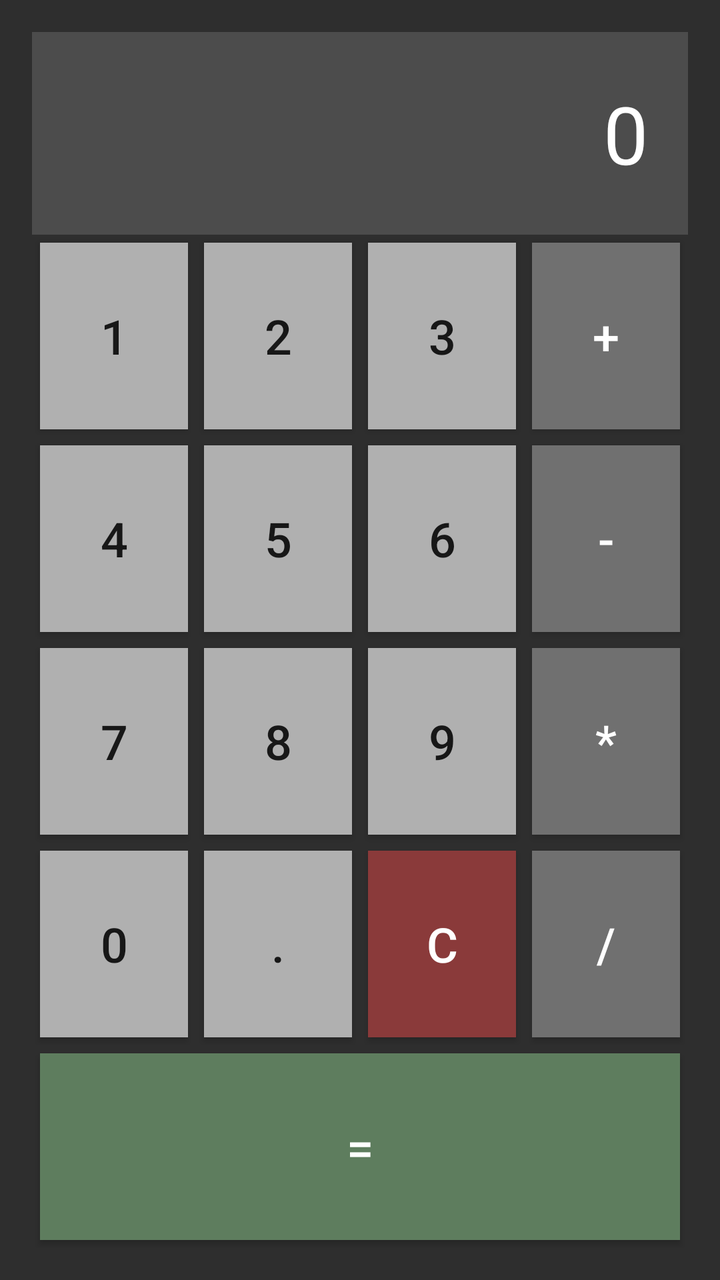
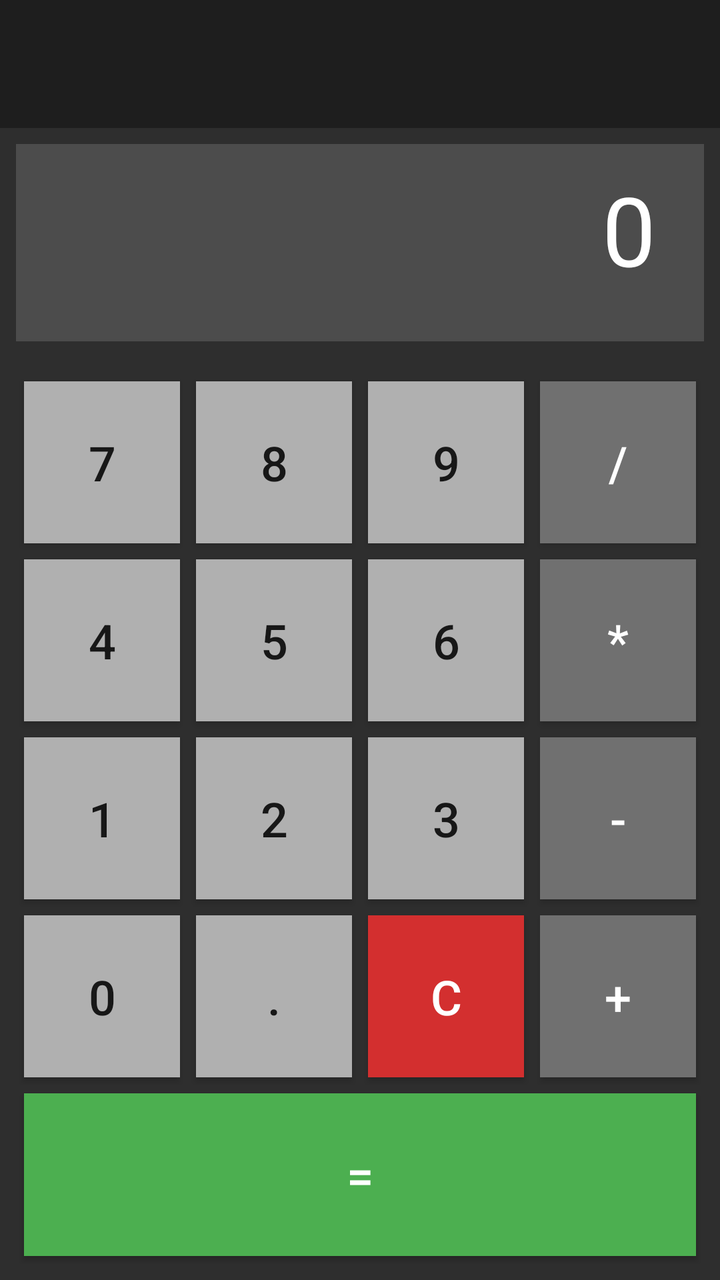

Before-and-after screenshots of an Android layout around one commit, followed by the original layout XML and the change that was made.
<!-- AndroidManifest.xml: application theme Theme.AppCompat.Light.DarkActionBar -->
<!-- res/layout/activity_calculatrice.xml -->
<?xml version="1.0" encoding="utf-8"?>
<LinearLayout xmlns:android="http://schemas.android.com/apk/res/android"
    android:layout_width="match_parent"
    android:layout_height="match_parent"
    android:orientation="vertical"
    android:background="#2E2E2E"
    android:padding="16dp">

    <EditText
        android:id="@+id/ecran"
        android:layout_width="match_parent"
        android:layout_height="0dp"
        android:layout_weight="1"
        android:text="0"
        android:textSize="40sp"
        android:textColor="#FFFFFF"
        android:background="#4C4C4C"
        android:gravity="center_vertical|end"
        android:padding="20dp"
        android:inputType="none"
        android:focusable="false"
        android:cursorVisible="false" />

    <LinearLayout
        android:layout_width="match_parent"
        android:layout_height="0dp"
        android:layout_weight="1"
        android:orientation="horizontal">

        <Button
            android:id="@+id/btn1"
            android:layout_width="0dp"
            android:layout_height="match_parent"
            android:layout_weight="1"
            android:text="1"
            android:textSize="24sp"
            android:background="#B0B0B0"
            android:layout_margin="4dp" />

        <Button
            android:id="@+id/btn2"
            android:layout_width="0dp"
            android:layout_height="match_parent"
            android:layout_weight="1"
            android:text="2"
            android:textSize="24sp"
            android:background="#B0B0B0"
            android:layout_margin="4dp" />

        <Button
            android:id="@+id/btn3"
            android:layout_width="0dp"
            android:layout_height="match_parent"
            android:layout_weight="1"
            android:text="3"
            android:textSize="24sp"
            android:background="#B0B0B0"
            android:layout_margin="4dp" />

        <Button
            android:id="@+id/btnPlus"
            android:layout_width="0dp"
            android:layout_height="match_parent"
            android:layout_weight="1"
            android:text="+"
            android:textSize="24sp"
            android:background="#707070"
            android:textColor="#FFFFFF"
            android:layout_margin="4dp" />
    </LinearLayout>

    <LinearLayout
        android:layout_width="match_parent"
        android:layout_height="0dp"
        android:layout_weight="1"
        android:orientation="horizontal">
        <Button
            android:id="@+id/btn4"
            android:layout_width="0dp"
            android:layout_height="match_parent"
            android:layout_weight="1"
            android:text="4"
            android:textSize="24sp"
            android:background="#B0B0B0"
            android:layout_margin="4dp" />

        <Button
            android:id="@+id/btn5"
            android:layout_width="0dp"
            android:layout_height="match_parent"
            android:layout_weight="1"
            android:text="5"
            android:textSize="24sp"
            android:background="#B0B0B0"
            android:layout_margin="4dp" />

        <Button
            android:id="@+id/btn6"
            android:layout_width="0dp"
            android:layout_height="match_parent"
            android:layout_weight="1"
            android:text="6"
            android:textSize="24sp"
            android:background="#B0B0B0"
            android:layout_margin="4dp" />

        <Button
            android:id="@+id/btnMinus"
            android:layout_width="0dp"
            android:layout_height="match_parent"
            android:layout_weight="1"
            android:text="-"
            android:textSize="24sp"
            android:textColor="#FFFFFF"
            android:background="#707070"
            android:layout_margin="4dp" />
    </LinearLayout>

    <LinearLayout
        android:layout_width="match_parent"
        android:layout_height="0dp"
        android:layout_weight="1"
        android:orientation="horizontal">

        <Button
            android:id="@+id/btn7"
            android:layout_width="0dp"
            android:layout_height="match_parent"
            android:layout_weight="1"
            android:text="7"
            android:textSize="24sp"
            android:background="#B0B0B0"
            android:layout_margin="4dp" />

        <Button
            android:id="@+id/btn8"
            android:layout_width="0dp"
            android:layout_height="match_parent"
            android:layout_weight="1"
            android:text="8"
            android:textSize="24sp"
            android:background="#B0B0B0"
            android:layout_margin="4dp" />

        <Button
            android:id="@+id/btn9"
            android:layout_width="0dp"
            android:layout_height="match_parent"
            android:layout_weight="1"
            android:text="9"
            android:textSize="24sp"
            android:background="#B0B0B0"
            android:layout_margin="4dp" />

        <Button
            android:id="@+id/btnMultiply"
            android:layout_width="0dp"
            android:layout_height="match_parent"
            android:layout_weight="1"
            android:text="*"
            android:textSize="24sp"
            android:textColor="#FFFFFF"
            android:background="#707070"
            android:layout_margin="4dp" />
    </LinearLayout>
    <LinearLayout
        android:layout_width="match_parent"
        android:layout_height="0dp"
        android:layout_weight="1"
        android:orientation="horizontal">
        <Button
            android:id="@+id/btn0"
            android:layout_width="0dp"
            android:layout_height="match_parent"
            android:layout_weight="1"
            android:text="0"
            android:textSize="24sp"
            android:background="#B0B0B0"
            android:layout_margin="4dp" />

        <Button
            android:id="@+id/btnPoint"
            android:layout_width="0dp"
            android:layout_height="match_parent"
            android:layout_weight="1"
            android:text="."
            android:textSize="24sp"
            android:background="#B0B0B0"
            android:layout_margin="4dp" />

        <Button
            android:id="@+id/btnClear"
            android:layout_width="0dp"
            android:layout_height="match_parent"
            android:layout_weight="1"
            android:text="C"
            android:textSize="24sp"
            android:background="#8A3A3A"
            android:textColor="#FFFFFF"
            android:layout_margin="4dp" />

        <Button
            android:id="@+id/btnDivide"
            android:layout_width="0dp"
            android:layout_height="match_parent"
            android:layout_weight="1"
            android:text="/"
            android:textSize="24sp"
            android:textColor="#FFFFFF"
            android:background="#707070"
            android:layout_margin="4dp" />
    </LinearLayout>

    <LinearLayout
        android:layout_width="match_parent"
        android:layout_height="0dp"
        android:layout_weight="1"
        android:orientation="horizontal">

        <Button
            android:id="@+id/btnEquals"
            android:layout_width="match_parent"
            android:layout_height="match_parent"
            android:text="="
            android:textSize="24sp"
            android:background="#5E7D5E"
            android:textColor="#FFFFFF"
            android:layout_margin="4dp" />
    </LinearLayout>

</LinearLayout>
<!-- resources referenced by this layout -->
<resources>

</resources>

<!-- the commit's change to res/layout/activity_calculatrice.xml (unified diff, before → after) -->
@@ -3,229 +3,260 @@
     android:layout_width="match_parent"
     android:layout_height="match_parent"
     android:orientation="vertical"
-    android:background="#2E2E2E"
-    android:padding="16dp">
-
+    android:background="#2E2E2E">
+
+    <LinearLayout
+        android:layout_width="match_parent"
+        android:layout_height="wrap_content"
+        android:background="#1E1E1E"
+        android:gravity="center_vertical"
+        android:orientation="horizontal"
+        android:padding="12dp">
+
+        <View
+            android:layout_width="40dp"
+            android:layout_height="40dp"/>
+    </LinearLayout>
+
+    
     <EditText
         android:id="@+id/ecran"
         android:layout_width="match_parent"
         android:layout_height="0dp"
-        android:layout_weight="1"
+        android:layout_weight="1.5"
         android:text="0"
-        android:textSize="40sp"
+        android:textSize="48sp"
         android:textColor="#FFFFFF"
         android:background="#4C4C4C"
         android:gravity="center_vertical|end"
-        android:padding="20dp"
+        android:padding="24dp"
         android:inputType="none"
         android:focusable="false"
-        android:cursorVisible="false" />
-
+        android:cursorVisible="false"
+        android:layout_margin="8dp"/>
+
+    
     <LinearLayout
         android:layout_width="match_parent"
         android:layout_height="0dp"
-        android:layout_weight="1"
-        android:orientation="horizontal">
-
-        <Button
-            android:id="@+id/btn1"
-            android:layout_width="0dp"
-            android:layout_height="match_parent"
-            android:layout_weight="1"
-            android:text="1"
-            android:textSize="24sp"
-            android:background="#B0B0B0"
-            android:layout_margin="4dp" />
-
-        <Button
-            android:id="@+id/btn2"
-            android:layout_width="0dp"
-            android:layout_height="match_parent"
-            android:layout_weight="1"
-            android:text="2"
-            android:textSize="24sp"
-            android:background="#B0B0B0"
-            android:layout_margin="4dp" />
-
-        <Button
-            android:id="@+id/btn3"
-            android:layout_width="0dp"
-            android:layout_height="match_parent"
-            android:layout_weight="1"
-            android:text="3"
-            android:textSize="24sp"
-            android:background="#B0B0B0"
-            android:layout_margin="4dp" />
-
-        <Button
-            android:id="@+id/btnPlus"
-            android:layout_width="0dp"
-            android:layout_height="match_parent"
-            android:layout_weight="1"
-            android:text="+"
-            android:textSize="24sp"
-            android:background="#707070"
-            android:textColor="#FFFFFF"
-            android:layout_margin="4dp" />
+        android:layout_weight="7"
+        android:orientation="vertical"
+        android:padding="8dp">
+
+        
+        <LinearLayout
+            android:layout_width="match_parent"
+            android:layout_height="0dp"
+            android:layout_weight="1"
+            android:orientation="horizontal">
+
+            <Button
+                android:id="@+id/btn7"
+                android:layout_width="0dp"
+                android:layout_height="match_parent"
+                android:layout_weight="1"
+                android:text="7"
+                android:textSize="24sp"
+                android:background="#B0B0B0"
+                android:layout_margin="4dp" />
+
+            <Button
+                android:id="@+id/btn8"
+                android:layout_width="0dp"
+                android:layout_height="match_parent"
+                android:layout_weight="1"
+                android:text="8"
+                android:textSize="24sp"
+                android:background="#B0B0B0"
+                android:layout_margin="4dp" />
+
+            <Button
+                android:id="@+id/btn9"
+                android:layout_width="0dp"
+                android:layout_height="match_parent"
+                android:layout_weight="1"
+                android:text="9"
+                android:textSize="24sp"
+                android:background="#B0B0B0"
+                android:layout_margin="4dp" />
+
+            <Button
+                android:id="@+id/btnDivide"
+                android:layout_width="0dp"
+                android:layout_height="match_parent"
+                android:layout_weight="1"
+                android:text="/"
+                android:textSize="24sp"
+                android:textColor="#FFFFFF"
+                android:background="#707070"
+                android:layout_margin="4dp" />
+        </LinearLayout>
+
+        
+        <LinearLayout
+            android:layout_width="match_parent"
+            android:layout_height="0dp"
+            android:layout_weight="1"
+            android:orientation="horizontal">
+
+            <Button
+                android:id="@+id/btn4"
+                android:layout_width="0dp"
+                android:layout_height="match_parent"
+                android:layout_weight="1"
+                android:text="4"
+                android:textSize="24sp"
+                android:background="#B0B0B0"
+                android:layout_margin="4dp" />
+
+            <Button
+                android:id="@+id/btn5"
+                android:layout_width="0dp"
+                android:layout_height="match_parent"
+                android:layout_weight="1"
+                android:text="5"
+                android:textSize="24sp"
+                android:background="#B0B0B0"
+                android:layout_margin="4dp" />
+
+            <Button
+                android:id="@+id/btn6"
+                android:layout_width="0dp"
+                android:layout_height="match_parent"
+                android:layout_weight="1"
+                android:text="6"
+                android:textSize="24sp"
+                android:background="#B0B0B0"
+                android:layout_margin="4dp" />
+
+            <Button
+                android:id="@+id/btnMultiply"
+                android:layout_width="0dp"
+                android:layout_height="match_parent"
+                android:layout_weight="1"
+                android:text="*"
+                android:textSize="24sp"
+                android:textColor="#FFFFFF"
+                android:background="#707070"
+                android:layout_margin="4dp" />
+        </LinearLayout>
+
+        
+        <LinearLayout
+            android:layout_width="match_parent"
+            android:layout_height="0dp"
+            android:layout_weight="1"
+            android:orientation="horizontal">
+
+            <Button
+                android:id="@+id/btn1"
+                android:layout_width="0dp"
+                android:layout_height="match_parent"
+                android:layout_weight="1"
+                android:text="1"
+                android:textSize="24sp"
+                android:background="#B0B0B0"
+                android:layout_margin="4dp" />
+
+            <Button
+                android:id="@+id/btn2"
+                android:layout_width="0dp"
+                android:layout_height="match_parent"
+                android:layout_weight="1"
+                android:text="2"
+                android:textSize="24sp"
+                android:background="#B0B0B0"
+                android:layout_margin="4dp" />
+
+            <Button
+                android:id="@+id/btn3"
+                android:layout_width="0dp"
+                android:layout_height="match_parent"
+                android:layout_weight="1"
+                android:text="3"
+                android:textSize="24sp"
+                android:background="#B0B0B0"
+                android:layout_margin="4dp" />
+
+            <Button
+                android:id="@+id/btnMinus"
+                android:layout_width="0dp"
+                android:layout_height="match_parent"
+                android:layout_weight="1"
+                android:text="-"
+                android:textSize="24sp"
+                android:textColor="#FFFFFF"
+                android:background="#707070"
+                android:layout_margin="4dp" />
+        </LinearLayout>
+
+        
+        <LinearLayout
+            android:layout_width="match_parent"
+            android:layout_height="0dp"
+            android:layout_weight="1"
+            android:orientation="horizontal">
+
+            <Button
+                android:id="@+id/btn0"
+                android:layout_width="0dp"
+                android:layout_height="match_parent"
+                android:layout_weight="1"
+                android:text="0"
+                android:textSize="24sp"
+                android:background="#B0B0B0"
+                android:layout_margin="4dp" />
+
+            <Button
+                android:id="@+id/btnPoint"
+                android:layout_width="0dp"
+                android:layout_height="match_parent"
+                android:layout_weight="1"
+                android:text="."
+                android:textSize="24sp"
+                android:background="#B0B0B0"
+                android:layout_margin="4dp" />
+
+            <Button
+                android:id="@+id/btnClear"
+                android:layout_width="0dp"
+                android:layout_height="match_parent"
+                android:layout_weight="1"
+                android:text="C"
+                android:textSize="24sp"
+                android:background="#D32F2F"
+                android:textColor="#FFFFFF"
+                android:layout_margin="4dp" />
+
+            <Button
+                android:id="@+id/btnPlus"
+                android:layout_width="0dp"
+                android:layout_height="match_parent"
+                android:layout_weight="1"
+                android:text="+"
+                android:textSize="24sp"
+                android:background="#707070"
+                android:textColor="#FFFFFF"
+                android:layout_margin="4dp" />
+        </LinearLayout>
+
+        
+        <LinearLayout
+            android:layout_width="match_parent"
+            android:layout_height="0dp"
+            android:layout_weight="1"
+            android:orientation="horizontal">
+
+            <Button
+                android:id="@+id/btnEquals"
+                android:layout_width="match_parent"
+                android:layout_height="match_parent"
+                android:text="="
+                android:textSize="24sp"
+                android:background="#4CAF50"
+                android:textColor="#FFFFFF"
+                android:layout_margin="4dp" />
+        </LinearLayout>
     </LinearLayout>
 
-    <LinearLayout
-        android:layout_width="match_parent"
-        android:layout_height="0dp"
-        android:layout_weight="1"
-        android:orientation="horizontal">
-        <Button
-            android:id="@+id/btn4"
-            android:layout_width="0dp"
-            android:layout_height="match_parent"
-            android:layout_weight="1"
-            android:text="4"
-            android:textSize="24sp"
-            android:background="#B0B0B0"
-            android:layout_margin="4dp" />
-
-        <Button
-            android:id="@+id/btn5"
-            android:layout_width="0dp"
-            android:layout_height="match_parent"
-            android:layout_weight="1"
-            android:text="5"
-            android:textSize="24sp"
-            android:background="#B0B0B0"
-            android:layout_margin="4dp" />
-
-        <Button
-            android:id="@+id/btn6"
-            android:layout_width="0dp"
-            android:layout_height="match_parent"
-            android:layout_weight="1"
-            android:text="6"
-            android:textSize="24sp"
-            android:background="#B0B0B0"
-            android:layout_margin="4dp" />
-
-        <Button
-            android:id="@+id/btnMinus"
-            android:layout_width="0dp"
-            android:layout_height="match_parent"
-            android:layout_weight="1"
-            android:text="-"
-            android:textSize="24sp"
-            android:textColor="#FFFFFF"
-            android:background="#707070"
-            android:layout_margin="4dp" />
-    </LinearLayout>
-
-    <LinearLayout
-        android:layout_width="match_parent"
-        android:layout_height="0dp"
-        android:layout_weight="1"
-        android:orientation="horizontal">
-
-        <Button
-            android:id="@+id/btn7"
-            android:layout_width="0dp"
-            android:layout_height="match_parent"
-            android:layout_weight="1"
-            android:text="7"
-            android:textSize="24sp"
-            android:background="#B0B0B0"
-            android:layout_margin="4dp" />
-
-        <Button
-            android:id="@+id/btn8"
-            android:layout_width="0dp"
-            android:layout_height="match_parent"
-            android:layout_weight="1"
-            android:text="8"
-            android:textSize="24sp"
-            android:background="#B0B0B0"
-            android:layout_margin="4dp" />
-
-        <Button
-            android:id="@+id/btn9"
-            android:layout_width="0dp"
-            android:layout_height="match_parent"
-            android:layout_weight="1"
-            android:text="9"
-            android:textSize="24sp"
-            android:background="#B0B0B0"
-            android:layout_margin="4dp" />
-
-        <Button
-            android:id="@+id/btnMultiply"
-            android:layout_width="0dp"
-            android:layout_height="match_parent"
-            android:layout_weight="1"
-            android:text="*"
-            android:textSize="24sp"
-            android:textColor="#FFFFFF"
-            android:background="#707070"
-            android:layout_margin="4dp" />
-    </LinearLayout>
-    <LinearLayout
-        android:layout_width="match_parent"
-        android:layout_height="0dp"
-        android:layout_weight="1"
-        android:orientation="horizontal">
-        <Button
-            android:id="@+id/btn0"
-            android:layout_width="0dp"
-            android:layout_height="match_parent"
-            android:layout_weight="1"
-            android:text="0"
-            android:textSize="24sp"
-            android:background="#B0B0B0"
-            android:layout_margin="4dp" />
-
-        <Button
-            android:id="@+id/btnPoint"
-            android:layout_width="0dp"
-            android:layout_height="match_parent"
-            android:layout_weight="1"
-            android:text="."
-            android:textSize="24sp"
-            android:background="#B0B0B0"
-            android:layout_margin="4dp" />
-
-        <Button
-            android:id="@+id/btnClear"
-            android:layout_width="0dp"
-            android:layout_height="match_parent"
-            android:layout_weight="1"
-            android:text="C"
-            android:textSize="24sp"
-            android:background="#8A3A3A"
-            android:textColor="#FFFFFF"
-            android:layout_margin="4dp" />
-
-        <Button
-            android:id="@+id/btnDivide"
-            android:layout_width="0dp"
-            android:layout_height="match_parent"
-            android:layout_weight="1"
-            android:text="/"
-            android:textSize="24sp"
-            android:textColor="#FFFFFF"
-            android:background="#707070"
-            android:layout_margin="4dp" />
-    </LinearLayout>
-
-    <LinearLayout
-        android:layout_width="match_parent"
-        android:layout_height="0dp"
-        android:layout_weight="1"
-        android:orientation="horizontal">
-
-        <Button
-            android:id="@+id/btnEquals"
-            android:layout_width="match_parent"
-            android:layout_height="match_parent"
-            android:text="="
-            android:textSize="24sp"
-            android:background="#5E7D5E"
-            android:textColor="#FFFFFF"
-            android:layout_margin="4dp" />
-    </LinearLayout>
-
 </LinearLayout>
